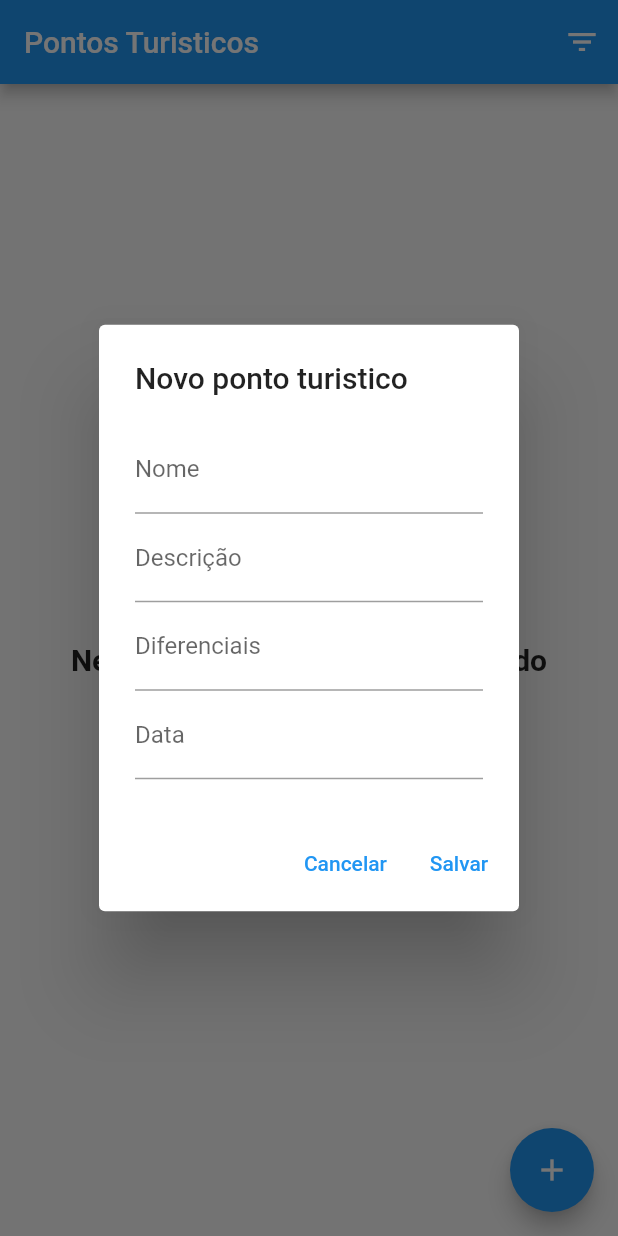
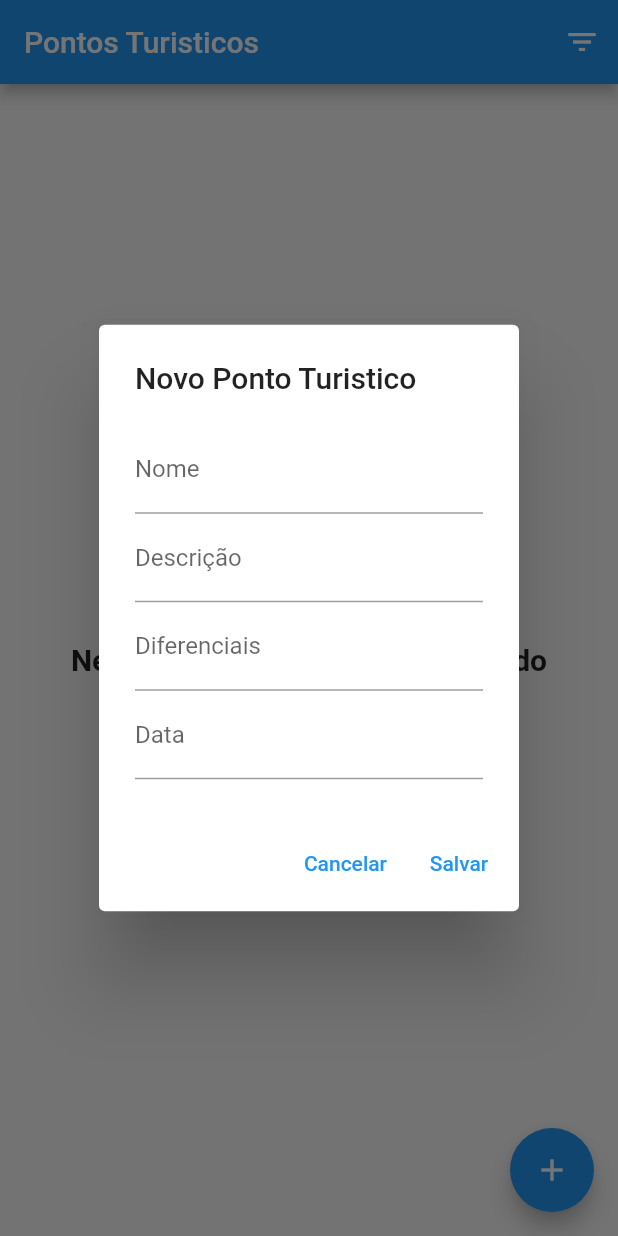
Before and after one commit to FelipeZawadski/projeto_ponto_turistico, a Flutter app: the screen it shows after launch, after a tap on the "add" icon, on a phone screen of 412 x 824 dp. Run offline on Flutter 3.47's test engine with Material 2 defaults, Android fonts, the light colour scheme and no system bars; our stand-ins replace shared_preferences, sqflite; accounts and stored records are empty.

Commit message:
Correção do bug de criação

```diff
--- a/lib/dao/ponto_turistico_dao.dart
+++ b/lib/dao/ponto_turistico_dao.dart
@@ -13,6 +13,7 @@ class PontoTuristicoDao{
     final valores = pontoTuristico.toMap();
     if (pontoTuristico.id == null) {
       pontoTuristico.id = await database.insert(PontoTuristico.NOME_TABLE, valores);
+
       return true;
     } else {
       final registrosAtualizados = await database.update(
@@ -49,6 +50,7 @@ class PontoTuristicoDao{
     if(usarOrdemDecrescente){
       orderBy += ' DESC';
     }
+
     final database = await dbProvider.database;
     final resultado = await database.query(PontoTuristico.NOME_TABLE,
       columns: [PontoTuristico.CAMPO_ID, PontoTuristico.CAMPO_NOME, PontoTuristico.CAMPO_DESCRICAO, PontoTuristico.CAMPO_DIFERENCIAIS, PontoTuristico.DATA],
--- a/lib/main.dart
+++ b/lib/main.dart
@@ -1,4 +1,5 @@
 import 'package:flutter/material.dart';
+import 'package:projeto_ponto_turistico/pages/filtro_page.dart';
 import 'package:projeto_ponto_turistico/pages/lista_ponto_turistico.dart';
 
 void main() {
@@ -17,6 +18,9 @@ class CadastrarPontoTuristico extends StatelessWidget {
         primarySwatch: Colors.blue,
       ),
       home: ListaPontoTuristicoPage(),
+      routes: {
+        FiltroPage.ROUTE_NAME: (BuildContext context) => FiltroPage(),
+      },
     );
   }
 }
--- a/lib/model/ponto_turistico.dart
+++ b/lib/model/ponto_turistico.dart
@@ -10,13 +10,13 @@ class PontoTuristico{
   static const DATA = 'data';
   static const NOME_TABLE = 'pontosturisticos';
 
-  int id;
+  int? id;
   String nome;
   String descricao;
   String diferenciais;
   DateTime? data;
 
-  PontoTuristico({required this.id, required this.nome ,required this.descricao, required this.diferenciais, required this.data});
+  PontoTuristico({this.id, required this.nome ,required this.descricao, required this.diferenciais, required this.data});
 
   String get dataFormatada{
     if(data == null){
@@ -38,6 +38,6 @@ class PontoTuristico{
       nome: map[CAMPO_NOME] is String ? map[CAMPO_NOME] : '',
       descricao: map[CAMPO_DESCRICAO] is String ? map[CAMPO_DESCRICAO] : '',
       diferenciais: map[CAMPO_DIFERENCIAIS] is String ? map[CAMPO_DIFERENCIAIS] : '',
-      data: map[DATA] == null ? null : DateFormat("dd/MM/yyyy").parse(map[DATA])
+      data: map[DATA] is String ? DateFormat("dd/MM/yyyy").parse(map[DATA]) : null
   );
 }
--- a/lib/pages/lista_ponto_turistico.dart
+++ b/lib/pages/lista_ponto_turistico.dart
@@ -20,11 +20,11 @@ class _ListaPontoTuristicoPageState extends State<ListaPontoTuristicoPage>{
   static const ACAO_EXCLUIR = 'excluir';
   static const ACAO_VISUALIZAR = 'visualizar';
 
-  /*final pontosTuristicos = <PontoTuristico>[
+ /* final pontosTuristicos = <PontoTuristico>[
     PontoTuristico(id: 1, nome: 'Igreja', descricao: 'Igreja Matriz', diferenciais: 'Centro', data: DateTime.now())
   ];*/
 
-  final _pontoTuristico = <PontoTuristico>[];
+  final _pontoTuristico = <PontoTuristico>[PontoTuristico(id: 2, nome: 'Igreja', descricao: 'Igreja Matriz', diferenciais: 'Centro', data: DateTime.now())];
   final _dao = PontoTuristicoDao();
   var _carregando = false;
 
@@ -94,7 +94,7 @@ class _ListaPontoTuristicoPageState extends State<ListaPontoTuristicoPage>{
         final pontoTuristico = _pontoTuristico[index];
         return PopupMenuButton<String>(
           child: ListTile(
-            title: Text('${pontoTuristico.id} - ${pontoTuristico.descricao}',
+            title: Text('${pontoTuristico.id} - ${pontoTuristico.nome}',
               style: TextStyle(
               ),
             ),
@@ -194,10 +194,14 @@ class _ListaPontoTuristicoPageState extends State<ListaPontoTuristicoPage>{
     final key = GlobalKey<ConteudoFormDialogState>();
     showDialog(
         context: context,
-        builder: (BuildContext context){
-          return AlertDialog(
-            title: Text(pontoTuristico == null ? 'Novo ponto turistico' : 'Alterar ponto turistico ${pontoTuristico.id}'),
-            content: ConteudoFormDialog(key: key, pontoTuristico: pontoTuristico,),
+        builder: (_) => AlertDialog(
+      title: Text(
+        pontoTuristico == null ? 'Novo Ponto Turistico' : 'Alterar Ponto Turistico ${pontoTuristico.id}',
+      ),
+      content: ConteudoFormDialog(
+        key: key,
+        pontoTuristico: pontoTuristico,
+      ),
       actions: [
         TextButton(
           child: Text('Cancelar'),
@@ -220,25 +224,9 @@ class _ListaPontoTuristicoPageState extends State<ListaPontoTuristicoPage>{
               },
               ),
             ],
-          );
-        });
-  }
-
-  /*void _abrirVisualizacao({PontoTuristico? pontoTuristicoAtual, int? index}){
-    final key = GlobalKey<ConteudoFormDialogState>();
-    showDialog(
-        context: context,
-        builder: (BuildContext context){
-          return AlertDialog(
-            title: Text('Visualizar ponto Turistico ${pontoTuristicoAtual?.id}'),
-            content: ConteudoFormDialog(key: key, pontoTuristicoAtual : pontoTuristicoAtual,),
-            actions: [
-              TextButton(onPressed: () => Navigator.of(context).pop(), child: Text('OK')),
-            ],
+          ),
         );
   }
-    );
-  }*/
 
   void _excluir(PontoTuristico pontoTuristico){
     showDialog(
--- a/lib/widget/conteudo_form_dialog.dart
+++ b/lib/widget/conteudo_form_dialog.dart
@@ -9,8 +9,6 @@ class ConteudoFormDialog extends StatefulWidget{
   final PontoTuristico? pontoTuristico;
 
   ConteudoFormDialog({Key ? key, this.pontoTuristico}) : super(key: key);
-
-  void init() {}
 
   @override
   ConteudoFormDialogState createState() => ConteudoFormDialogState();
@@ -96,7 +94,7 @@ class ConteudoFormDialogState extends State<ConteudoFormDialog> {
   bool dadosValidos() => formKey.currentState!.validate() == true;
 
   PontoTuristico get novoPontoTuristico => PontoTuristico(
-      id: widget.pontoTuristico?.id ?? 0,
+      id: widget.pontoTuristico?.id ?? null,
       nome: nomeController.text,
       descricao: descricaoController.text,
       diferenciais: diferenciaisController.text,
```
Also changed, not shown: lib/database/database_provider.dart (+0 -11 lines). Lines whose indentation alone changed are shown as unchanged.
